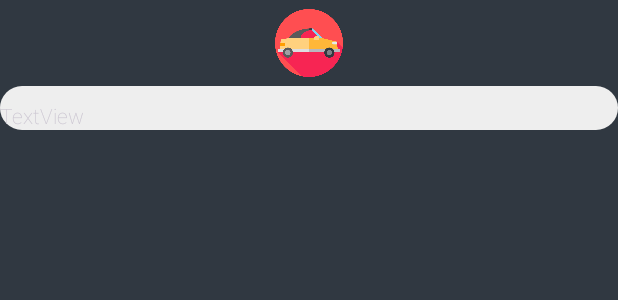
After one commit to newkristian/uber-like-kmp, an Android app: the layout activity_passenger_report.xml on its own in the app's theme, with its tools: preview values and no code run, on a phone screen of 412 x 824 dp. The commit adds this screen. Shown: the top 300 px of the screen. Run offline under Robolectric (Android 15) with nearby library versions, the phone set to English and light mode, and no system bars.

Commit message:
Add blank passenger report w/ toolbar which opens from account view

```diff
--- a/Mobilna aplikacija/app/src/main/AndroidManifest.xml
+++ b/Mobilna aplikacija/app/src/main/AndroidManifest.xml
@@ -19,6 +19,13 @@
         android:supportsRtl="true"
         android:theme="@style/Theme.UberApp_Tim9"
         tools:targetApi="31">
+        <activity
+            android:name=".passenger.PassengerReportActivity"
+            android:exported="false">
+            <meta-data
+                android:name="android.app.lib_name"
+                android:value="" />
+        </activity>
         <activity
             android:name=".passenger.favorite_rides.PassengerFavoriteRidesActivity"
             android:exported="false">
--- /dev/null
+++ b/Mobilna aplikacija/app/src/main/java/com/example/uberapp_tim9/passenger/PassengerReportActivity.java
@@ -0,0 +1,31 @@
+package com.example.uberapp_tim9.passenger;
+
+import androidx.annotation.NonNull;
+import androidx.appcompat.app.ActionBar;
+import androidx.appcompat.app.AppCompatActivity;
+
+import android.os.Bundle;
+import android.view.MenuItem;
+
+import com.example.uberapp_tim9.R;
+
+public class PassengerReportActivity extends AppCompatActivity {
+
+    @Override
+    protected void onCreate(Bundle savedInstanceState) {
+        super.onCreate(savedInstanceState);
+        setContentView(R.layout.activity_passenger_report);
+
+        setSupportActionBar(findViewById(R.id.toolbarPassengerReport));
+        ActionBar toolbar = getSupportActionBar();
+        toolbar.setDisplayHomeAsUpEnabled(true);
+        toolbar.setDisplayShowTitleEnabled(false);
+    }
+
+    @Override
+    public boolean onOptionsItemSelected(@NonNull MenuItem item)
+    {
+        this.finish();
+        return super.onOptionsItemSelected(item);
+    }
+}
--- a/Mobilna aplikacija/app/src/main/java/com/example/uberapp_tim9/passenger/fragments/PassengerAccountFragment.java
+++ b/Mobilna aplikacija/app/src/main/java/com/example/uberapp_tim9/passenger/fragments/PassengerAccountFragment.java
@@ -17,6 +17,7 @@ import android.widget.Button;
 
 import com.example.uberapp_tim9.R;
 import com.example.uberapp_tim9.model.Passenger;
+import com.example.uberapp_tim9.passenger.PassengerReportActivity;
 import com.example.uberapp_tim9.passenger.favorite_rides.PassengerFavoriteRidesActivity;
 import com.google.android.material.imageview.ShapeableImageView;
 import com.google.android.material.textfield.TextInputEditText;
@@ -87,6 +88,7 @@ public class PassengerAccountFragment extends Fragment {
         Button confirmButton = view.findViewById(R.id.confirmButton);
         Button cancelButton = view.findViewById(R.id.cancelButton);
         Button favoriteRidesButton = view.findViewById(R.id.favoriteRidesButton);
+        Button reportButton = view.findViewById(R.id.reportsButton);
 
         changeButton.setOnClickListener(view1 -> {
             changeFormEnabled(view, true);
@@ -111,6 +113,8 @@ public class PassengerAccountFragment extends Fragment {
         });
 
         favoriteRidesButton.setOnClickListener(v -> v.getContext().startActivity(new Intent(v.getContext(), PassengerFavoriteRidesActivity.class)));
+
+        reportButton.setOnClickListener(v -> v.getContext().startActivity(new Intent(v.getContext(), PassengerReportActivity.class)));
     }
 
     private void buttonsEditMode(Button changeButton, Button confirmButton, Button cancelButton) {
--- /dev/null
+++ b/Mobilna aplikacija/app/src/main/res/layout/activity_passenger_report.xml
@@ -0,0 +1,63 @@
+<?xml version="1.0" encoding="utf-8"?>
+<androidx.constraintlayout.widget.ConstraintLayout xmlns:android="http://schemas.android.com/apk/res/android"
+    xmlns:app="http://schemas.android.com/apk/res-auto"
+    xmlns:tools="http://schemas.android.com/tools"
+    android:id="@+id/activity_passenger_report"
+    android:layout_width="match_parent"
+    android:layout_height="match_parent"
+    android:background="@color/dark_grey"
+    android:fitsSystemWindows="true"
+    tools:context=".passenger.PassengerReportActivity">
+
+    <LinearLayout
+        android:layout_width="match_parent"
+        android:layout_height="wrap_content"
+        android:orientation="vertical">
+
+        <com.google.android.material.appbar.MaterialToolbar
+            android:id="@+id/toolbarPassengerReport"
+            android:layout_width="match_parent"
+            android:layout_height="57dp"
+            android:layout_gravity="center"
+            android:background="@color/dark_grey"
+            android:fitsSystemWindows="false"
+            android:minHeight="?attr/actionBarSize"
+            android:paddingTop="6dp"
+            android:paddingBottom="6dp"
+            android:theme="?attr/actionBarTheme"
+            app:buttonGravity="center_vertical"
+            app:layout_constraintEnd_toEndOf="parent"
+            app:layout_constraintStart_toStartOf="parent"
+            app:layout_constraintTop_toTopOf="parent"
+            app:logoAdjustViewBounds="true"
+            app:logoScaleType="fitCenter"
+            app:navigationIconTint="@color/white">
+
+            <ImageView
+                android:id="@+id/logoImageView"
+                android:layout_width="wrap_content"
+                android:layout_height="wrap_content"
+                android:layout_gravity="center"
+                android:adjustViewBounds="true"
+                app:srcCompat="@drawable/ic_logo" />
+        </com.google.android.material.appbar.MaterialToolbar>
+
+        <androidx.constraintlayout.widget.ConstraintLayout
+            android:layout_width="match_parent"
+            android:layout_height="match_parent"
+            android:fitsSystemWindows="false"
+            android:background="@drawable/rounded_corners_card_white"
+            android:paddingTop="10dp">
+
+            <TextView
+                android:id="@+id/textView11"
+                android:layout_width="wrap_content"
+                android:layout_height="wrap_content"
+                android:text="TextView"
+                tools:layout_editor_absoluteY="10dp" />
+        </androidx.constraintlayout.widget.ConstraintLayout>
+
+
+    </LinearLayout>
+
+</androidx.constraintlayout.widget.ConstraintLayout>
```
